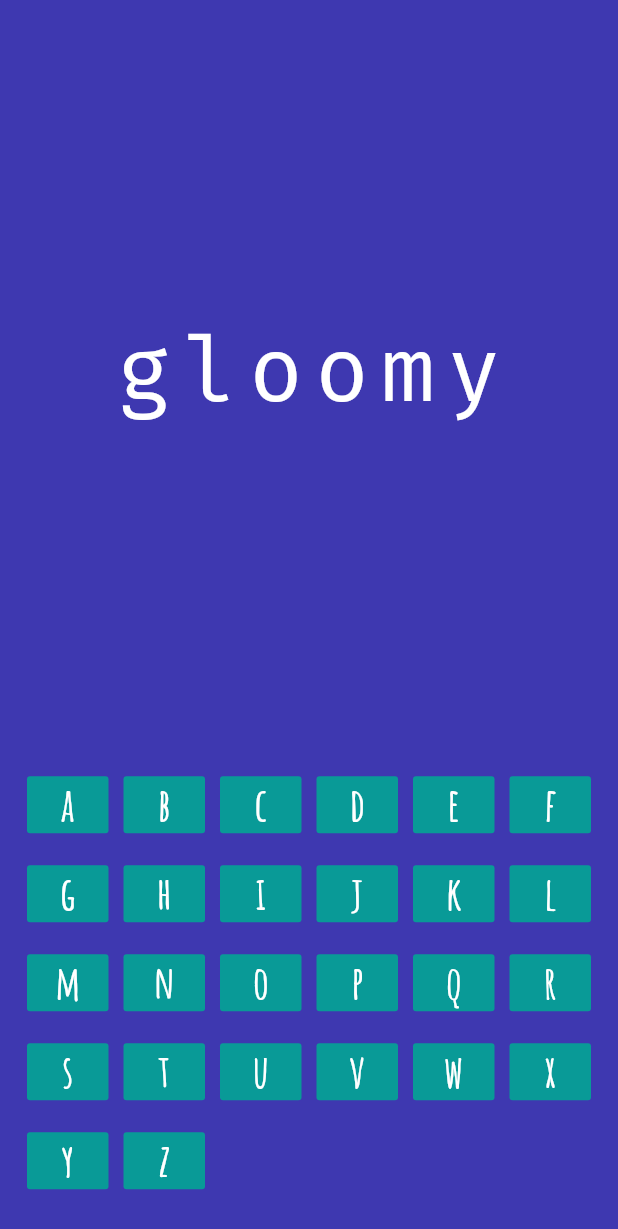
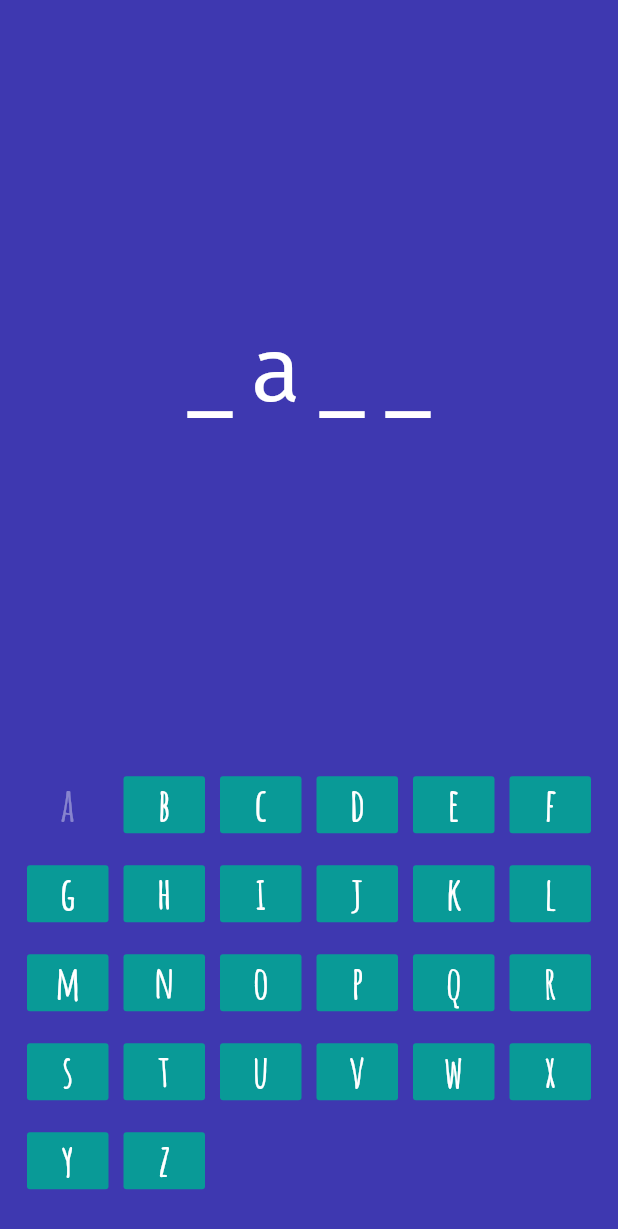
Before and after one commit to rexift/HangMan-Game, a Flutter app: the GameScreen screen opened directly, after a tap on an icon or button, on a phone screen of 412 x 824 dp. Shown: the top 1229 px of the screen. Run offline on Flutter 3.47's test engine with Material 2 defaults, Android fonts, the phone set to English and light mode, and no system bars; our stand-ins replace rflutter_alert.

Commit message:
Add game functionality

```diff
--- a/lib/screens/game_screen.dart
+++ b/lib/screens/game_screen.dart
@@ -2,7 +2,9 @@ import 'package:flutter/material.dart';
 import 'package:flutter/widgets.dart';
 import 'package:flutter_hangman/utilities/alphabet.dart';
 import 'package:flutter_hangman/components/word_button.dart';
+import 'package:flutter_hangman/utilities/constants.dart';
 import 'package:flutter_hangman/utilities/hangman_words.dart';
+import 'package:rflutter_alert/rflutter_alert.dart';
 
 class GameScreen extends StatefulWidget {
   @override
@@ -10,12 +12,86 @@ class GameScreen extends StatefulWidget {
 }
 
 class _GameScreenState extends State<GameScreen> {
-  HangmanWords wordList = HangmanWords();
+  HangmanWords hangmanWords = HangmanWords();
   Alphabet englishAlphabet = Alphabet();
+  String word;
+  String hiddenWord;
+  List<String> wordList = [];
+  List<bool> buttonStatus;
+
+  void initWords() {
+    print('i entered here');
+    buttonStatus = List.generate(26, (index) {
+      return true;
+    });
+    wordList = [];
+    word = hangmanWords.getWord();
+    if (word.length != 0) {
+      print(word.length);
+      hiddenWord = hangmanWords.getHiddenWord(word.length);
+    } else {
+      print('fuck');
+      hiddenWord = '';
+      Alert(
+              context: context,
+              title: "Game is Finished",
+              desc: "You've guessed all of the words right!")
+          .show();
+    }
+
+    for (int i = 0; i < word.length; i++) {
+      wordList.add(word[i]);
+    }
+  }
+
+  void wordPress(int index) {
+    setState(() {
+      for (int i = 0; i < wordList.length; i++) {
+        if (wordList[i] == englishAlphabet.alphabet[index]) {
+          wordList[i] = '';
+          hiddenWord = hiddenWord.replaceFirst(RegExp('_'), word[i], i);
+        }
+      }
+      buttonStatus[index] = false;
+      if (hiddenWord == word) {
+        Alert(
+          context: context,
+          style: kAlertStyle,
+          type: AlertType.success,
+          title: word,
+          desc: "You guessed it right!",
+          buttons: [
+            DialogButton(
+              child: Text(
+                "Next Word",
+                style: kDialogButtonTextStyle,
+              ),
+              onPressed: () {
+                setState(() {
+                  Navigator.pop(context);
+                  initWords();
+                });
+              },
+              width: 120,
+              color: kDialogButtonColor,
+              height: 45,
+            )
+          ],
+        ).show();
+      }
+    });
+  }
+
+  @override
+  void initState() {
+    super.initState();
+    initWords();
+    print(word);
+  }
 
   @override
   Widget build(BuildContext context) {
-    String word = wordList.getWord();
+    print(wordList);
     return Scaffold(
       body: SafeArea(
         child: Column(
@@ -23,15 +99,14 @@ class _GameScreenState extends State<GameScreen> {
             Expanded(
               flex: 3,
               child: Container(
-                margin: EdgeInsets.symmetric(horizontal: 10.0),
+                margin: EdgeInsets.symmetric(horizontal: 20.0),
                 alignment: Alignment.center,
-                child: Text(
-                  word,
-                  style: TextStyle(
-                      fontSize: 60,
-                      color: Colors.white,
-                      fontFamily: 'FiraMono',
-                      letterSpacing: 8),
+                child: FittedBox(
+                  fit: BoxFit.fitWidth,
+                  child: Text(
+                    hiddenWord,
+                    style: kWordTextStyle,
+                  ),
                 ),
               ),
             ),
@@ -51,12 +126,8 @@ class _GameScreenState extends State<GameScreen> {
                       return Center(
                           child: WordButton(
                         buttonTitle: englishAlphabet.alphabet[index],
-                        onPress: () {
-                          setState(() {
-//                            reza = reza.replaceFirst(
-//                                RegExp('_'), englishAlphabet.alphabet[index]);
-                          });
-                        },
+                        onPress:
+                            buttonStatus[index] ? () => wordPress(index) : null,
                       ));
                     },
                   ),
```
